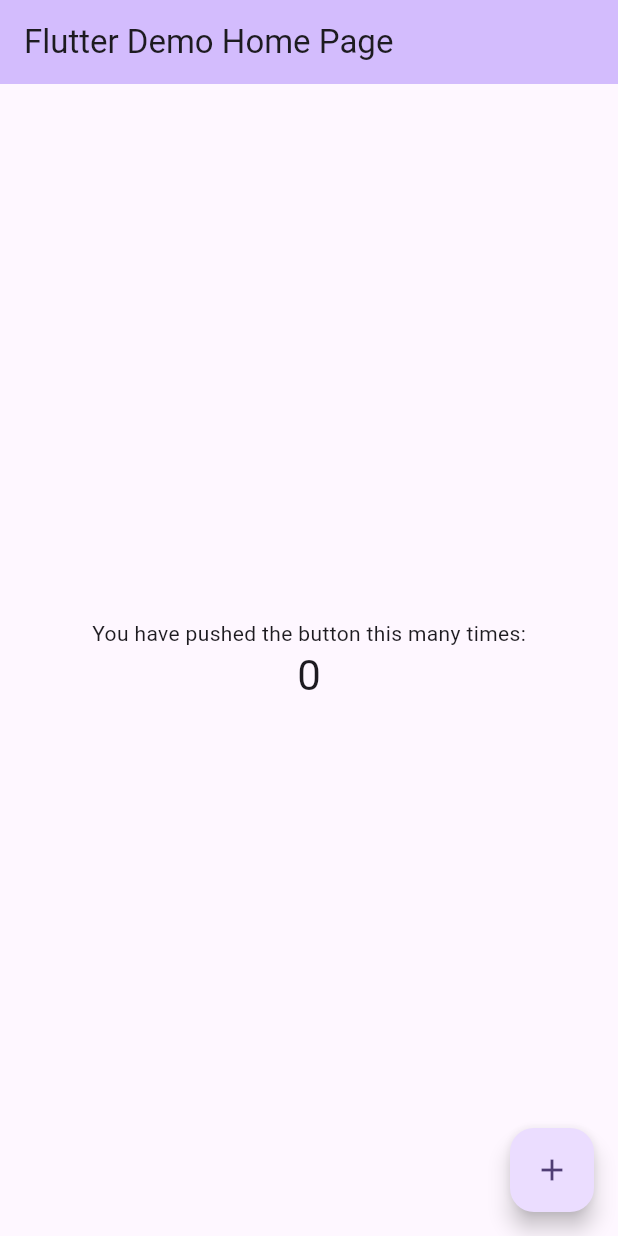
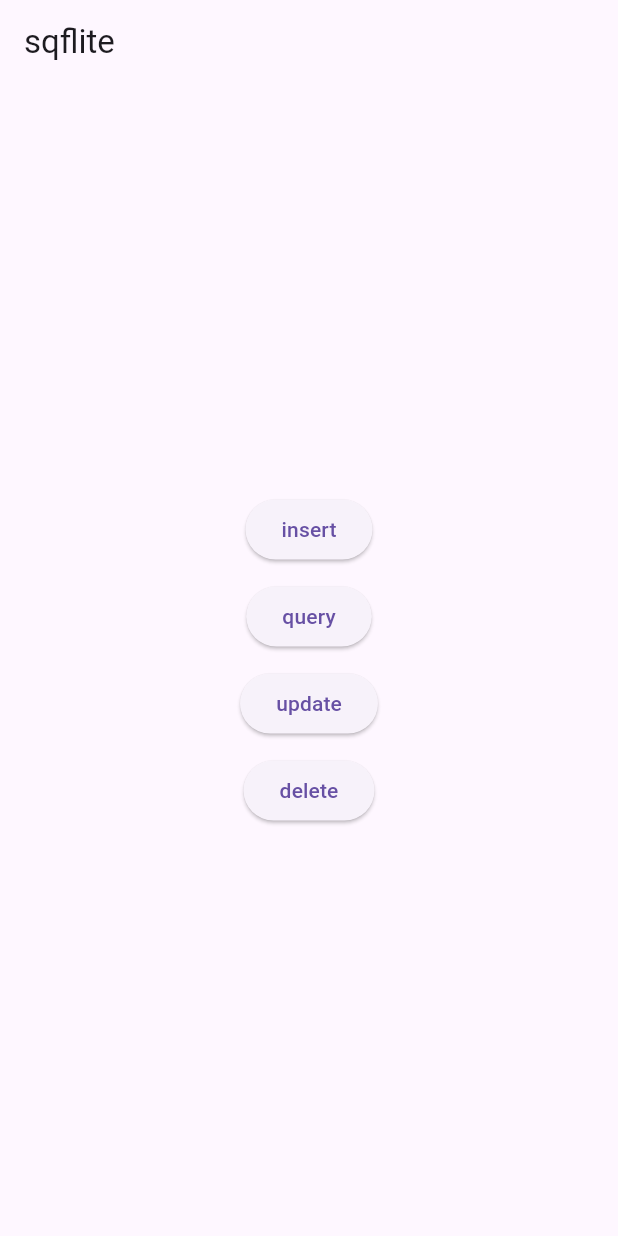
Before and after one commit to fizzahfaizi21/sql_lite, a Flutter app: the screen it shows after launch, on a phone screen of 412 x 824 dp. Run offline on Flutter 3.47's test engine with Material 3 defaults, Android fonts, the light colour scheme and no system bars; our stand-ins replace sqflite; accounts and stored records are empty.

Commit message:
added the given main app code

```diff
--- a/lib/main.dart
+++ b/lib/main.dart
@@ -1,125 +1,100 @@
 import 'package:flutter/material.dart';
-
-void main() {
+import 'database_helper.dart';
+// Here we are using a global variable. You can use
+something like
+// get_it in a production app.
+final dbHelper = DatabaseHelper();
+Future<void> main() async {
+WidgetsFlutterBinding.ensureInitialized();
+// initialize the database
+await dbHelper.init();
 runApp(const MyApp());
 }
-
 class MyApp extends StatelessWidget {
 const MyApp({super.key});
-
-  // This widget is the root of your application.
 @override
 Widget build(BuildContext context) {
 return MaterialApp(
-      title: 'Flutter Demo',
+title: 'SQFlite Demo',
 theme: ThemeData(
-        // This is the theme of your application.
-        //
-        // TRY THIS: Try running your application with "flutter run". You'll see
-        // the application has a purple toolbar. Then, without quitting the app,
-        // try changing the seedColor in the colorScheme below to Colors.green
-        // and then invoke "hot reload" (save your changes or press the "hot
-        // reload" button in a Flutter-supported IDE, or press "r" if you used
-        // the command line to start the app).
-        //
-        // Notice that the counter didn't reset back to zero; the application
-        // state is not lost during the reload. To reset the state, use hot
-        // restart instead.
-        //
-        // This works for code too, not just values: Most code changes can be
-        // tested with just a hot reload.
-        colorScheme: ColorScheme.fromSeed(seedColor: Colors.deepPurple),
-        useMaterial3: true,
+primarySwatch: Colors.blue,
 ),
-      home: const MyHomePage(title: 'Flutter Demo Home Page'),
+home: const MyHomePage(),
 );
 }
 }
-
-class MyHomePage extends StatefulWidget {
-  const MyHomePage({super.key, required this.title});
-
-  // This widget is the home page of your application. It is stateful, meaning
-  // that it has a State object (defined below) that contains fields that affect
-  // how it looks.
-
-  // This class is the configuration for the state. It holds the values (in this
-  // case the title) provided by the parent (in this case the App widget) and
-  // used by the build method of the State. Fields in a Widget subclass are
-  // always marked "final".
-
-  final String title;
-
-  @override
-  State<MyHomePage> createState() => _MyHomePageState();
-}
-
-class _MyHomePageState extends State<MyHomePage> {
-  int _counter = 0;
-
-  void _incrementCounter() {
-    setState(() {
-      // This call to setState tells the Flutter framework that something has
-      // changed in this State, which causes it to rerun the build method below
-      // so that the display can reflect the updated values. If we changed
-      // _counter without calling setState(), then the build method would not be
-      // called again, and so nothing would appear to happen.
-      _counter++;
-    });
-  }
-
+class MyHomePage extends StatelessWidget {
+const MyHomePage({super.key});
+// homepage layout
 @override
 Widget build(BuildContext context) {
-    // This method is rerun every time setState is called, for instance as done
-    // by the _incrementCounter method above.
-    //
-    // The Flutter framework has been optimized to make rerunning build methods
-    // fast, so that you can just rebuild anything that needs updating rather
-    // than having to individually change instances of widgets.
 return Scaffold(
 appBar: AppBar(
-        // TRY THIS: Try changing the color here to a specific color (to
-        // Colors.amber, perhaps?) and trigger a hot reload to see the AppBar
-        // change color while the other colors stay the same.
-        backgroundColor: Theme.of(context).colorScheme.inversePrimary,
-        // Here we take the value from the MyHomePage object that was created by
-        // the App.build method, and use it to set our appbar title.
-        title: Text(widget.title),
+title: const Text('sqflite'),
 ),
 body: Center(
-        // Center is a layout widget. It takes a single child and positions it
-        // in the middle of the parent.
 child: Column(
-          // Column is also a layout widget. It takes a list of children and
-          // arranges them vertically. By default, it sizes itself to fit its
-          // children horizontally, and tries to be as tall as its parent.
-          //
-          // Column has various properties to control how it sizes itself and
-          // how it positions its children. Here we use mainAxisAlignment to
-          // center the children vertically; the main axis here is the vertical
-          // axis because Columns are vertical (the cross axis would be
-          // horizontal).
-          //
-          // TRY THIS: Invoke "debug painting" (choose the "Toggle Debug Paint"
-          // action in the IDE, or press "p" in the console), to see the
-          // wireframe for each widget.
-          mainAxisAlignment: MainAxisAlignment.center,
+mainAxisAlignment:
+MainAxisAlignment.center,
 children: <Widget>[
-            const Text(
-              'You have pushed the button this many times:',
+ElevatedButton(
+onPressed: _insert,
+child: const Text('insert'),
 ),
-            Text(
-              '$_counter',
-              style: Theme.of(context).textTheme.headlineMedium,
+const SizedBox(height: 10),
+ElevatedButton(
+onPressed: _query,
+child: const Text('query'),
+),
+const SizedBox(height: 10),
+ElevatedButton(
+onPressed: _update,
+child: const Text('update'),
+),
+const SizedBox(height: 10),
+ElevatedButton(
+onPressed: _delete,
+child: const Text('delete'),
 ),
 ],
 ),
 ),
-      floatingActionButton: FloatingActionButton(
-        onPressed: _incrementCounter,
-        tooltip: 'Increment',
-        child: const Icon(Icons.add),
-      ), // This trailing comma makes auto-formatting nicer for build methods.
 );
 }
+// Button onPressed methods
+void _insert() async {
+// row to insert
+Map<String, dynamic> row = {
+DatabaseHelper.columnName: 'Bob',
+DatabaseHelper.columnAge: 23
+};
+final id = await dbHelper.insert(row);
+debugPrint('inserted row id: $id');
 }
+void _query() async {
+final allRows = await dbHelper.queryAllRows();
+debugPrint('query all rows:');
+for (final row in allRows) {
+debugPrint(row.toString());
+}
+}
+void _update() async {
+// row to update
+Map<String, dynamic> row = {
+DatabaseHelper.columnId: 1,
+DatabaseHelper.columnName: 'Mary',
+DatabaseHelper.columnAge: 32
+};
+final rowsAffected = await
+dbHelper.update(row);
+debugPrint('updated $rowsAffected row(s)');
+}
+void _delete() async {
+// Assuming that the number of rows is the id
+for the last row.
+final id = await dbHelper.queryRowCount();
+final rowsDeleted = await dbHelper.delete(id);
+debugPrint('deleted $rowsDeleted row(s): row
+$id');
+}
+}
```
Lines whose indentation alone changed are shown as unchanged.
